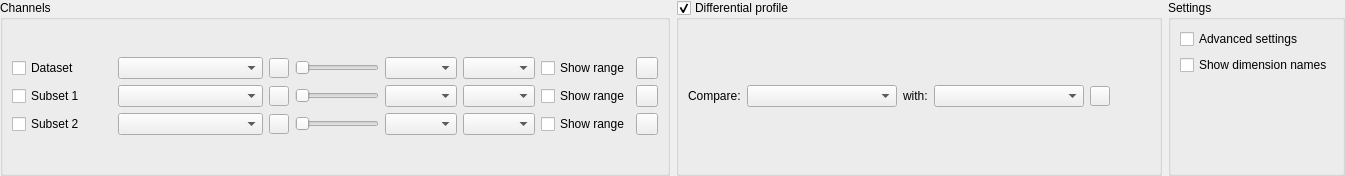
Above: src/SettingsWidget.ui from ManiVaultStudio/DimensionsViewerPlugin before the change. Below: the same form after it.
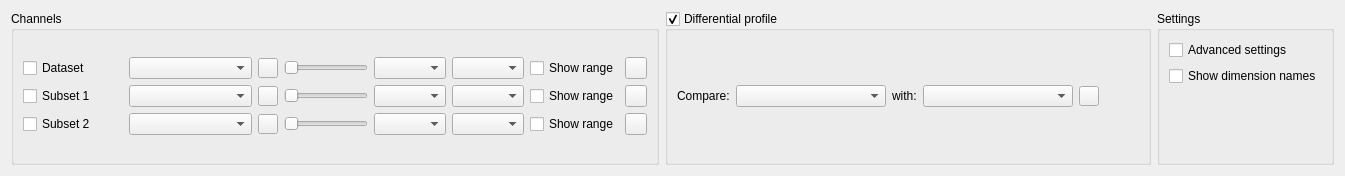
That is the form after the change. Custom widgets are drawn as their Qt base class.

Patch:
```diff
--- a/src/SettingsWidget.ui
+++ b/src/SettingsWidget.ui
@@ -20,18 +20,6 @@
    <string>Form</string>
   </property>
   <layout class="QHBoxLayout" name="horizontalLayout">
-   <property name="leftMargin">
-    <number>0</number>
-   </property>
-   <property name="topMargin">
-    <number>0</number>
-   </property>
-   <property name="rightMargin">
-    <number>0</number>
-   </property>
-   <property name="bottomMargin">
-    <number>0</number>
-   </property>
    <item>
     <widget class="QGroupBox" name="channelsGroupBox">
      <property name="sizePolicy">
```
